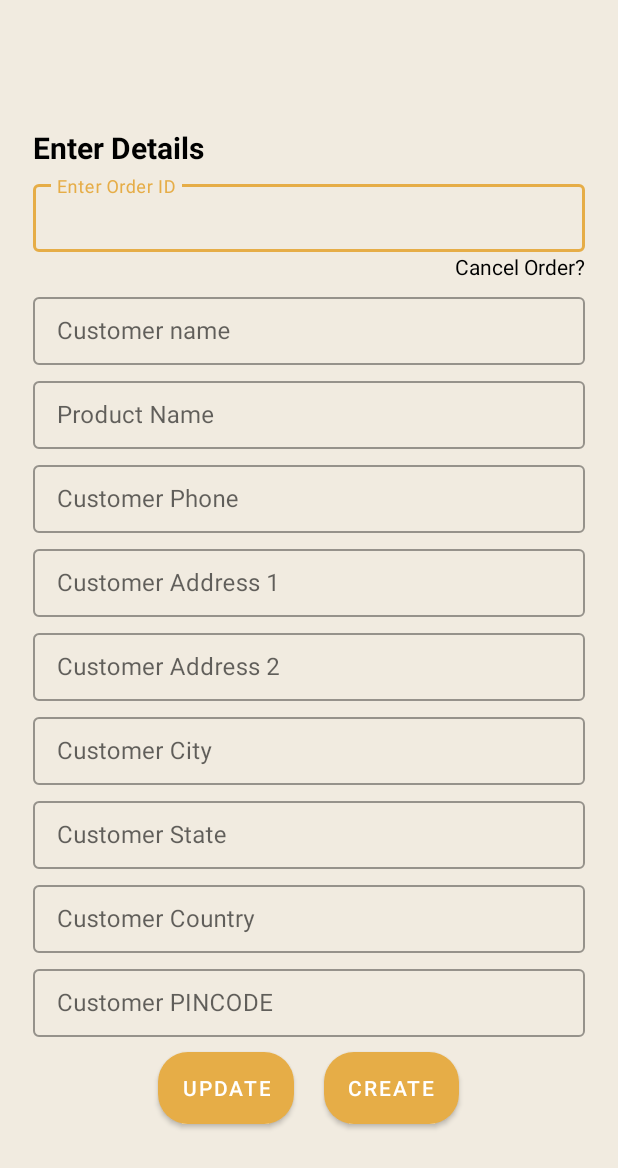
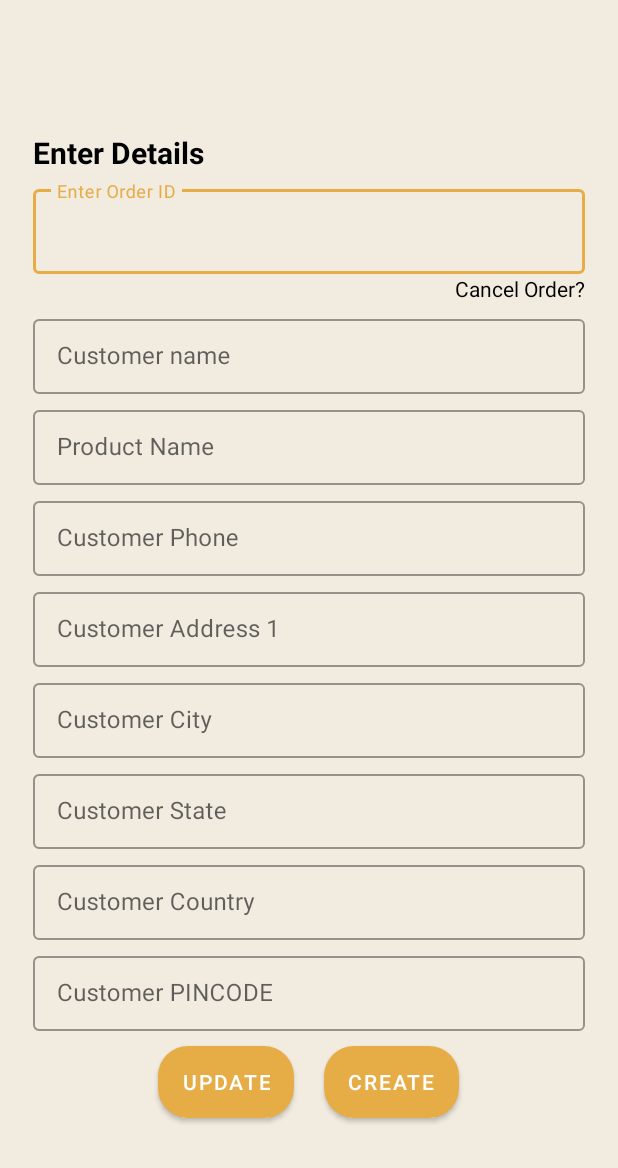
Before and after one commit to 1ezio/sourcedecode__2, an Android app: the createOrderActivity screen opened directly, with no data from a screen before it, on a phone screen of 412 x 824 dp. Shown: the top 1168 px of the screen. Run offline under Robolectric (Android 15) with nearby library versions, the light colour scheme and no system bars; Roboto replaces fonts that are not available here.

Commit message:
bugs removed

```diff
--- a/app/src/main/java/com/naman/shiprocket/DashboardItems/orders/OrdersList.java
+++ b/app/src/main/java/com/naman/shiprocket/DashboardItems/orders/OrdersList.java
@@ -88,7 +88,8 @@ public class OrdersList extends AppCompatActivity {
                                     String cusUpdated = arr.getJSONObject(i).getString("updated_at");
                                     String cusAddress = arr.getJSONObject(i).getString("customer_city") +
                                             " "+ arr.getJSONObject(i).getString("customer_state") ;
-
+                                    String cusAdd2Show = arr.getJSONObject(i).getString("customer_address")+ " " + arr.getJSONObject(i).getString("customer_address_2")+ " "+arr.getJSONObject(i).getString("customer_city") +
+                                            " "+ arr.getJSONObject(i).getString("customer_state") ;
                                     productDetails = productDetails.substring( 2,productDetails.length() - 2 );
                                     String[] list = productDetails.split(",");
 
@@ -103,7 +104,7 @@ public class OrdersList extends AppCompatActivity {
                                     }
                                     arrayList.add(new ordersDAO(cusName, cusID,cusEmail, cusPhn,cusPayStatus
                                             ,productMap.get("price"),cuspayMethod,cusCreated,cusUpdated,
-                                            productMap.get("id"),productMap.get("name"),"1", cusAddress));
+                                            productMap.get("id"),productMap.get("name"),"1", cusAddress,cusAdd2Show));
 
 
 
--- a/app/src/main/java/com/naman/shiprocket/DashboardItems/orders/ordersAdapter.java
+++ b/app/src/main/java/com/naman/shiprocket/DashboardItems/orders/ordersAdapter.java
@@ -72,7 +72,7 @@ public class ordersAdapter extends RecyclerView.Adapter<ordersAdapter.ViewHolder
                     holder.bcreatedAt.setText(ordersDAOS.get(position).getCreatedAt());
                     holder.bUpdatedAt.setText(ordersDAOS.get(position).getUpdatedAt());
                     holder.bproductId.setText(ordersDAOS.get(position).getProductId());
-                    holder.baddress.setText(ordersDAOS.get(position).getAddress());
+                    holder.baddress.setText(ordersDAOS.get(position).getCusAdd2Show());
 
 
                 }else{
--- a/app/src/main/res/layout/activity_create_order.xml
+++ b/app/src/main/res/layout/activity_create_order.xml
@@ -45,7 +45,7 @@ android:layout_marginRight="20dp"
                 <com.google.android.material.textfield.TextInputEditText
                     android:id="@+id/ccid"
                     android:layout_width="match_parent"
-                    android:layout_height="45dp"
+                    android:layout_height="wrap_content"
                     android:hint="Enter Order ID"
                      />
 
@@ -73,7 +73,7 @@ android:layout_marginRight="20dp"
                 <com.google.android.material.textfield.TextInputEditText
                     android:id="@+id/cname"
                     android:layout_width="match_parent"
-                    android:layout_height="45dp"
+                    android:layout_height="50dp"
                     android:hint="Customer name"
                      />
             </com.google.android.material.textfield.TextInputLayout>
@@ -89,7 +89,7 @@ android:layout_marginRight="20dp"
                 <com.google.android.material.textfield.TextInputEditText
                     android:id="@+id/cpname"
                     android:layout_width="match_parent"
-                    android:layout_height="45dp"
+                    android:layout_height="50dp"
                     android:hint="Product Name"
                      />
             </com.google.android.material.textfield.TextInputLayout>
@@ -105,7 +105,7 @@ android:layout_marginRight="20dp"
                 <com.google.android.material.textfield.TextInputEditText
                     android:id="@+id/cphn"
                     android:layout_width="match_parent"
-                    android:layout_height="45dp"
+                    android:layout_height="50dp"
                     android:hint="Customer Phone"
                     android:maxLength="10"
                      />
@@ -122,26 +122,12 @@ android:layout_marginRight="20dp"
                 <com.google.android.material.textfield.TextInputEditText
                     android:id="@+id/caddr1"
                     android:layout_width="match_parent"
-                    android:layout_height="45dp"
+                    android:layout_height="50dp"
                     android:hint="Customer Address 1"
                      />
             </com.google.android.material.textfield.TextInputLayout>
 
-            <com.google.android.material.textfield.TextInputLayout
-                style="@style/Widget.MaterialComponents.TextInputLayout.OutlinedBox"
-                android:layout_width="match_parent"
-                android:layout_marginTop="5dp"
-android:layout_marginLeft="20dp"
-android:layout_marginRight="20dp"
-                android:layout_height="wrap_content">
 
-                <com.google.android.material.textfield.TextInputEditText
-                    android:id="@+id/caddr2"
-                    android:layout_width="match_parent"
-                    android:layout_height="45dp"
-                    android:hint="Customer Address 2"
-                     />
-            </com.google.android.material.textfield.TextInputLayout>
 
 
             <com.google.android.material.textfield.TextInputLayout
@@ -155,7 +141,7 @@ android:layout_marginRight="20dp"
                 <com.google.android.material.textfield.TextInputEditText
                     android:id="@+id/ccity"
                     android:layout_width="match_parent"
-                    android:layout_height="45dp"
+                    android:layout_height="50dp"
                     android:hint="Customer City"
                      />
             </com.google.android.material.textfield.TextInputLayout>
@@ -171,7 +157,7 @@ android:layout_marginRight="20dp"
                 <com.google.android.material.textfield.TextInputEditText
                     android:id="@+id/cstate"
                     android:layout_width="match_parent"
-                    android:layout_height="45dp"
+                    android:layout_height="50dp"
                     android:hint="Customer State"
                      />
             </com.google.android.material.textfield.TextInputLayout>
@@ -187,7 +173,7 @@ android:layout_marginRight="20dp"
                 <com.google.android.material.textfield.TextInputEditText
                     android:id="@+id/ccountry"
                     android:layout_width="match_parent"
-                    android:layout_height="45dp"
+                    android:layout_height="50dp"
                     android:hint="Customer Country"
                      />
             </com.google.android.material.textfield.TextInputLayout>
@@ -205,7 +191,7 @@ android:layout_marginRight="20dp"
                 <com.google.android.material.textfield.TextInputEditText
                     android:id="@+id/cpin"
                     android:layout_width="match_parent"
-                    android:layout_height="45dp"
+                    android:layout_height="50dp"
                     android:hint="Customer PINCODE"
                      />
             </com.google.android.material.textfield.TextInputLayout>
--- a/app/src/main/res/layout/activity_dashboard.xml
+++ b/app/src/main/res/layout/activity_dashboard.xml
@@ -253,7 +253,7 @@
 
             <androidx.cardview.widget.CardView
                 android:id="@+id/graphID"
-                android:layout_width="170dp"
+                android:layout_width="180dp"
                 android:layout_height="150dp"
                 android:layout_margin="10dp"
                 android:background="@drawable/shadowbg"
@@ -277,7 +277,8 @@
                     <TextView
                         android:layout_width="wrap_content"
                         android:layout_height="wrap_content"
-                        android:text="Graphs"
+                        android:text="Analysis"
+                        android:layout_marginRight="2dp"
                         android:textColor="@color/black"
                         android:textSize="15sp"
                         android:textStyle="bold" />
```
Also changed, not shown: app/src/main/java/com/naman/shiprocket/DashboardItems/orders/ordersDAO.java (+11 -2 lines), app/src/main/java/com/naman/shiprocket/TrackingWithMap/Tracking.java (+6 -3 lines), app/src/main/java/com/naman/shiprocket/TrackingWithMap/mapMarkerDAO.java (+11 -2 lines), app/src/main/java/com/naman/shiprocket/chatbot/botActivity.java (+8 -1 lines), app/src/main/java/com/naman/shiprocket/createOrder/createOrderActivity.java (+26 -7 lines).
